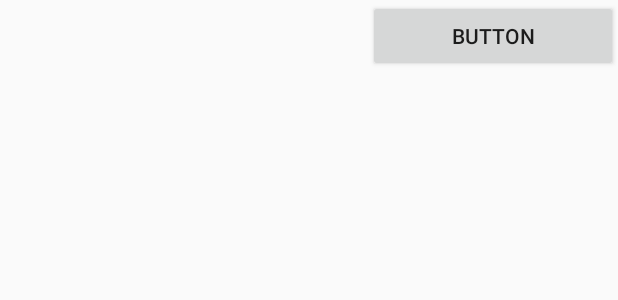
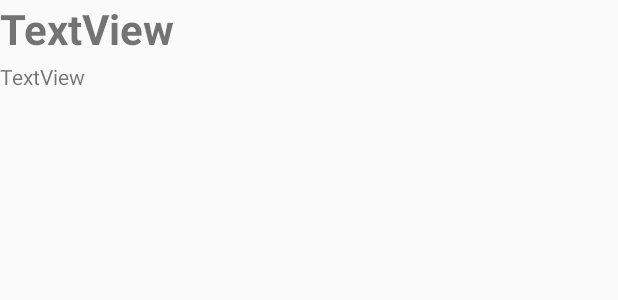
Before and after one commit to 975034160/MyApp1, an Android app: the layout my_recycler_view_item.xml on its own in the app's theme, with its tools: preview values and no code run, on a phone screen of 412 x 824 dp. Shown: the top 300 px of the screen. Run offline under Robolectric (Android 15) with nearby library versions, the phone set to English and light mode, and no system bars; Roboto replaces fonts that are not available here.

Commit message:
网络数据请求 及列表更新

```diff
--- a/app/src/main/AndroidManifest.xml
+++ b/app/src/main/AndroidManifest.xml
@@ -16,13 +16,14 @@
 
         <activity android:name=".mvp.regist.RegistActivity"></activity>
         <activity android:name=".mvp.login.LoginActivity">
+        </activity>
+        <activity android:name=".mvp.main.MainAtivity">
             <intent-filter>
                 <action android:name="android.intent.action.MAIN" />
 
                 <category android:name="android.intent.category.LAUNCHER" />
             </intent-filter>
         </activity>
-        <activity android:name=".mvp.main.MainAtivity"></activity>
 
         <meta-data
             android:name="preloaded_fonts"
--- a/app/src/main/java/com/zhbr/mvp/main/IMainConstract.java
+++ b/app/src/main/java/com/zhbr/mvp/main/IMainConstract.java
@@ -1,4 +1,6 @@
 package com.zhbr.mvp.main;
+
+import com.zhbr.bean.Message;
 
 import java.util.List;
 
@@ -13,7 +15,7 @@ public interface IMainConstract {
 
         void reqeustData();
 
-        void responseData(List<String> responseData);
+        void responseData(List<Message> responseData);
 
     }
 
--- a/app/src/main/java/com/zhbr/mvp/main/MainPresenter.java
+++ b/app/src/main/java/com/zhbr/mvp/main/MainPresenter.java
@@ -1,5 +1,6 @@
 package com.zhbr.mvp.main;
 
+import com.zhbr.bean.Message;
 import com.zhbr.mvp.base.BasePresenter;
 
 import java.util.List;
@@ -15,11 +16,11 @@ public class MainPresenter extends BasePresenter<MainModel,MainAtivity,IMainCons
         return new IMainConstract.VP() {
             @Override
             public void reqeustData() {
-                mModel.getContract().getLocalData();
+                mModel.getContract().getNetData();
             }
 
             @Override
-            public void responseData(List<String> responseData) {
+            public void responseData(List<Message> responseData) {
                 mView.getConstract().responseData(responseData);
             }
         };
--- a/app/src/main/res/layout/my_recycler_view_item.xml
+++ b/app/src/main/res/layout/my_recycler_view_item.xml
@@ -1,22 +1,27 @@
-<LinearLayout
-    xmlns:android="http://schemas.android.com/apk/res/android"
+<LinearLayout xmlns:android="http://schemas.android.com/apk/res/android"
     android:layout_width="match_parent"
     android:layout_height="wrap_content"
-    android:orientation="horizontal">
+    android:orientation="vertical">
 
     <TextView
-        android:id="@+id/edt_str"
-        android:layout_width="wrap_content"
-        android:layout_height="match_parent"
-        android:layout_gravity="center_vertical"
-        android:layout_weight="3"
-        android:layout_marginLeft="10dp" />
+        android:id="@+id/tv_title"
+        android:layout_width="match_parent"
+        android:layout_height="41dp"
+        android:text="TextView"
+        android:textSize="28dp"
+        android:textStyle="bold" />
 
-    <Button
-        android:id="@+id/button"
-        android:layout_width="wrap_content"
+    <TextView
+        android:id="@+id/tv_body"
+        android:layout_width="match_parent"
         android:layout_height="wrap_content"
-        android:layout_weight="1"
-        android:text="Button" />
+        android:text="TextView" />
 
+    <TextView
+        android:id="@+id/tv_date"
+        android:layout_width="match_parent"
+        android:layout_height="wrap_content"
+        android:ems="10"
+        android:textAlignment="viewEnd"
+        android:textSize="10dp" />
 </LinearLayout>
```
Also changed, not shown: app/src/main/java/com/zhbr/bean/Message.java (added, +55 -0 lines), app/src/main/java/com/zhbr/commons/ResponseData.java (+7 -4 lines), app/src/main/java/com/zhbr/mvp/login/LoginActivity.java (+8 -3 lines), app/src/main/java/com/zhbr/mvp/main/MainAtivity.java (+10 -3 lines), app/src/main/java/com/zhbr/mvp/main/MainModel.java (+40 -53 lines), app/src/main/java/com/zhbr/mvp/main/MyAdapter.java (+16 -6 lines).
